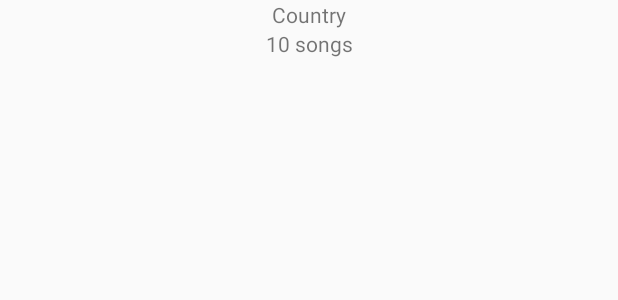
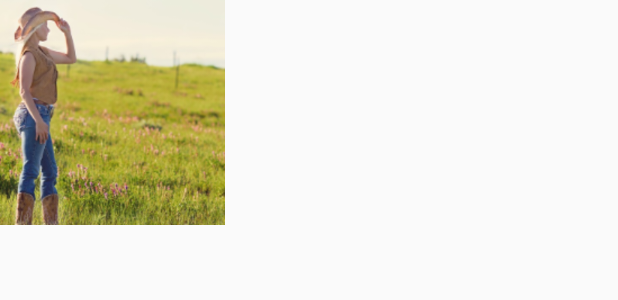
Before and after one commit to phdabel/musicApp, an Android app: the layout genre_item.xml on its own in the app's theme, with its tools: preview values and no code run, on a phone screen of 412 x 824 dp. Shown: the top 300 px of the screen. Run offline under Robolectric (Android 15) with nearby library versions, the phone set to English and light mode, and no system bars.

Commit message:
alteracao das medidas do layout

```diff
--- a/app/src/main/res/layout/genre_item.xml
+++ b/app/src/main/res/layout/genre_item.xml
@@ -2,15 +2,18 @@
 <LinearLayout
     xmlns:android="http://schemas.android.com/apk/res/android"
     xmlns:tools="http://schemas.android.com/tools"
-    android:layout_width="match_parent"
-    android:layout_height="match_parent"
+    android:layout_width="150dp"
+    android:layout_height="150dp"
     android:orientation="vertical"
     android:id="@+id/genre_item">
 
     <ImageView
-        android:layout_width="match_parent"
+        android:layout_width="wrap_content"
         android:layout_height="wrap_content"
-        android:id="@+id/item_image" />
+        android:id="@+id/item_image"
+        android:layout_gravity="center"
+        android:background="@drawable/country_genre_mod"
+        />
 
     <TextView
         android:layout_width="match_parent"
```
